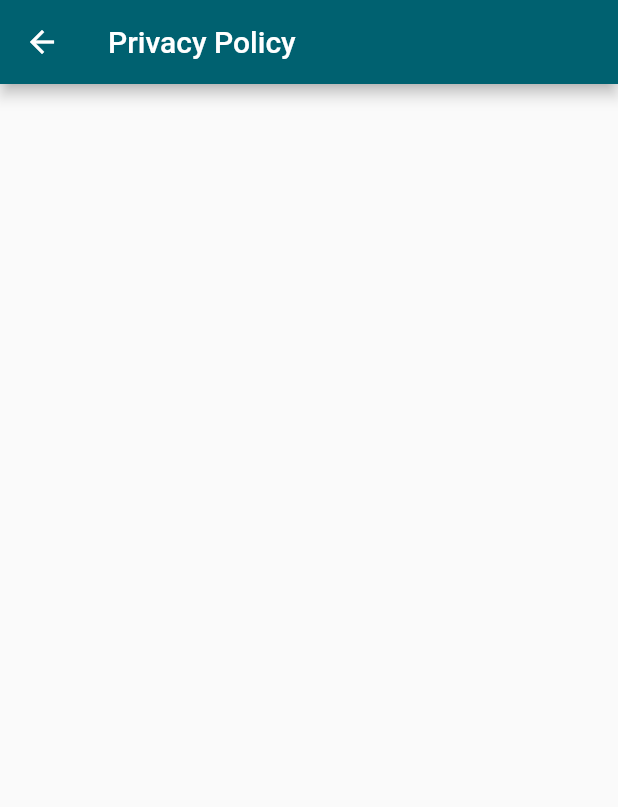
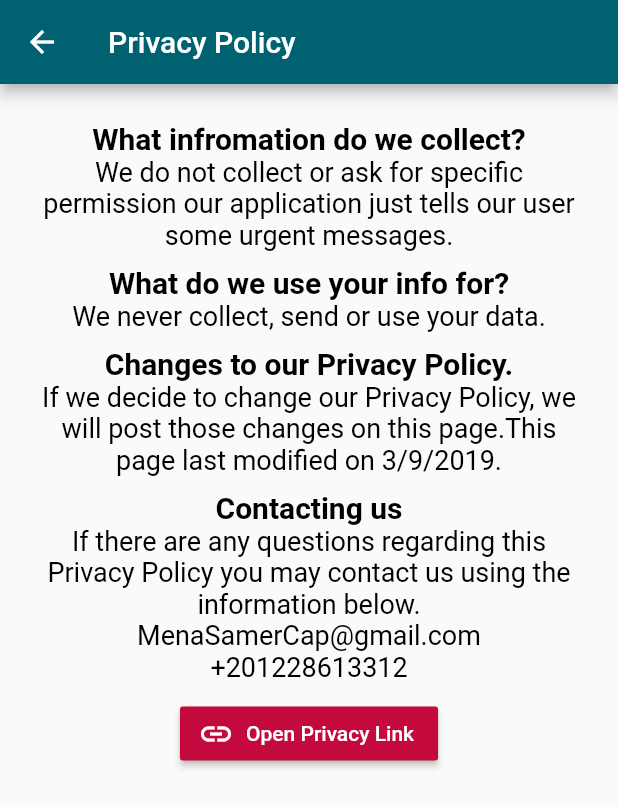
Before and after one commit to MinaSamirCap/MHATB, a Flutter app: the PrivacyPolicyScreen screen opened by its route, on a phone screen of 412 x 824 dp. Shown: the top 807 px of the screen. Run offline on Flutter 3.47's test engine with Material 2 defaults, Android fonts, the phone set to English and light mode, and no system bars.

Commit message:
finished privacy policy screen

```diff
--- a/lib/screens/privacy_policy_screen.dart
+++ b/lib/screens/privacy_policy_screen.dart
@@ -1,15 +1,90 @@
 import 'package:flutter/material.dart';
+import 'package:mhatb/utils/sizes.dart';
+import 'package:url_launcher/url_launcher.dart';
 import '../utils/resources.dart';
 import '../utils/ui.dart';
 
 class PrivacyPolicyScreen extends StatelessWidget {
-
   static const ROUTE_NAME = '/privacy-screen';
 
   @override
   Widget build(BuildContext context) {
     return Scaffold(
       appBar: getAppBar(PRIVACY_POLICY),
+      body: Container(
+        margin: EDGE_ALL_25,
+        child: SingleChildScrollView(
+          child: Column(
+            children: <Widget>[
+              getBoldText('What infromation do we collect?'),
+              getSimpleText(
+                  'We do not collect or ask for specific permission our application just tells our user some urgent messages.'),
+              SizedBox(
+                height: MARGIN_SIZE_10,
+              ),
+              getBoldText('What do we use your info for?'),
+              getSimpleText('We never collect, send or use your data.'),
+              SizedBox(
+                height: MARGIN_SIZE_10,
+              ),
+              getBoldText('Changes to our Privacy Policy.'),
+              getSimpleText(
+                  'If we decide to change our Privacy Policy, we will post those changes on this page.' +
+                      'This page last modified on 3/9/2019.'),
+              SizedBox(
+                height: MARGIN_SIZE_10,
+              ),
+              getBoldText('Contacting us'),
+              getSimpleText(
+                  'If there are any questions regarding this Privacy Policy you may contact us using the information below.\nMenaSamerCap@gmail.com \n+201228613312'),
+              SizedBox(
+                height: MARGIN_SIZE_10,
+              ),
+              RaisedButton.icon(
+                color: Theme.of(context).accentColor,
+                label: Text(
+                  'Open Privacy Link',
+                  style: TextStyle(color: Colors.white),
+                ),
+                icon: Icon(
+                  Icons.link,
+                  color: Colors.white,
+                ),
+                onPressed: _launchURL,
+              )
+            ],
+          ),
+        ),
+      ),
     );
   }
+
+  Widget getSimpleText(String txt) {
+    return Text(
+      txt,
+      textAlign: TextAlign.center,
+      style: TextStyle(fontSize: FONT_SIZE_18, color: Colors.black),
+    );
+  }
+
+  Widget getBoldText(String txt) {
+    return Text(
+      txt,
+      textAlign: TextAlign.center,
+      style: TextStyle(
+          fontSize: FONT_SIZE_20,
+          fontWeight: FontWeight.bold,
+          color: Colors.black),
+    );
+  }
+
+  void _launchURL() async {
+    const url =
+        'https://docs.google.com/document/d/1djU4aBYeNaYmYTERSOy5WLiYYu9LcTlyFH8_1VZr-Zk/edit?usp=sharing';
+    if (await canLaunch(url)) {
+      await launch(url);
+    } else {
+      throw 'Could not launch $url';
+    }
+  }
 }
--- a/lib/utils/sizes.dart
+++ b/lib/utils/sizes.dart
@@ -14,11 +14,11 @@ final RADIUS_CIRCLE_20 = BorderRadius.circular(ROUNDED_SIZE_20);
 final RADIUS_CIRCLE_25 = BorderRadius.circular(ROUNDED_SIZE_25);
 
 /// margin and padding sizes
-const double MARGIN_SIZE_5 = 10.0;
+const double MARGIN_SIZE_5 = 5.0;
 const double MARGIN_SIZE_10 = 10.0;
-const double MARGIN_SIZE_15 = 10.0;
-const double MARGIN_SIZE_20 = 10.0;
-const double MARGIN_SIZE_25 = 10.0;
+const double MARGIN_SIZE_15 = 15.0;
+const double MARGIN_SIZE_20 = 20.0;
+const double MARGIN_SIZE_25 = 25.0;
 
 const EDGE_ALL_5 = const EdgeInsets.all(MARGIN_SIZE_5);
 const EDGE_ALL_10 = const EdgeInsets.all(MARGIN_SIZE_10);
--- a/pubspec.yaml
+++ b/pubspec.yaml
@@ -19,6 +19,7 @@ environment:
 dependencies:
   flutter:
     sdk: flutter
+  url_launcher: ^5.1.2
 
   # The following adds the Cupertino Icons font to your application.
   # Use with the CupertinoIcons class for iOS style icons.
```
Also changed, not shown: pubspec.lock.
